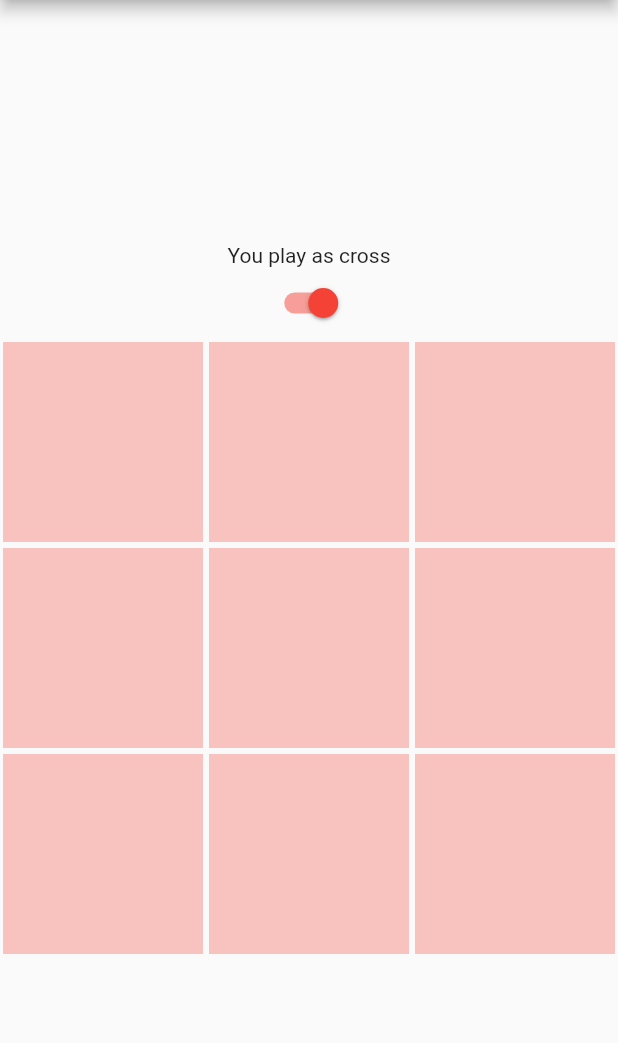
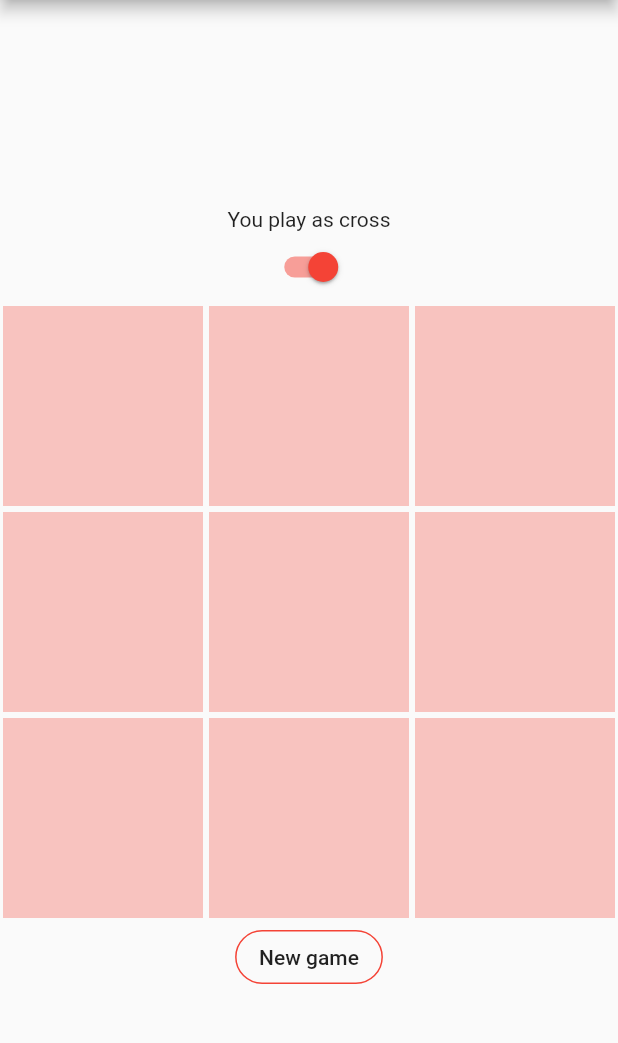
Before and after one commit to klaud-skora/TicTacToe, a Flutter app: the screen it shows after launch, on a phone screen of 412 x 824 dp, the part 84-1127 px from its top. Run offline on Flutter 3.47's test engine with Material 2 defaults, Android fonts, the phone set to English and light mode, and no system bars.

Commit message:
Add button for new game and fix statements info

```diff
--- a/lib/logic/tic_tac_toe.dart
+++ b/lib/logic/tic_tac_toe.dart
@@ -2,13 +2,14 @@ import 'dart:math';
 
 class TicTacToe {
   List<int> _freeFields = [0, 1, 2, 3, 4, 5, 6, 7, 8]; //indexes of free fields
-  List<String> _moves = ['', '', '', '', '', '', '', '', '' ]; // content for fields
+  List<String> _moves = ['', '', '', '', '', '', '', '', '']; // content for fields
   List<int> _playerMoves = [];
   List<int> _computerMoves = [];
 
   String _playerSign = 'x';
   String _computerSign = 'o';
   String winner = '';
+  String draw = 'It\'s a draw';
 
   String get playerSign => _playerSign;
   String get computerSign => _computerSign;
@@ -60,12 +61,15 @@ class TicTacToe {
       ((index == 0 &&  moves[index + 4] == sign && moves[index + 8] == sign ) || (index == 4 &&  moves[index - 4] == sign && moves[index + 4] == sign ) || (index == 8 &&  moves[index - 4] == sign && moves[index - 8] == sign) )
       ) {
         winner = '\'' +  sign + '\'' + ' wins';
+    } else if(_freeFields.length == 0 ) {
+      winner = 'It\s a draw !';
     }
   }
 
   clearGame() {
     _freeFields = [0, 1, 2, 3, 4, 5, 6, 7, 8];
     _moves = ['', '', '', '', '', '', '', '', ''];
+    winner = '';
   }
 
 }
--- a/lib/ui/home_page.dart
+++ b/lib/ui/home_page.dart
@@ -16,13 +16,13 @@ class _MyHomePageState extends State<MyHomePage> {
   TicTacToe game = TicTacToe();
   String result = '';
 
-
   @override
   Widget build(BuildContext context) {
     void _makeMove(index) {
       setState(() {
         game.setMove(game.playerSign, index);
-        game.freeFields.length > 0  && game.winner != game.playerSign ? game.computerMove() : result = 'End of game!';
+        game.freeFields.length > 0  && game.winner != game.playerSign ? game.computerMove()
+        : result = 'End of game';
       });
     }
 
@@ -55,7 +55,7 @@ class _MyHomePageState extends State<MyHomePage> {
               scrollDirection: Axis.vertical,
               itemCount: 9,
               itemBuilder: (contex, index) => GestureDetector(
-                onTap: game.freeFields.contains(index) ? () {
+                onTap: game.freeFields.contains(index) && game.winner == '' ? () {
                   _makeMove(index);
                 } : null,
                 child: Container(
@@ -74,6 +74,21 @@ class _MyHomePageState extends State<MyHomePage> {
                 ),
               ),
             ),
+            FlatButton(
+              onPressed: () {
+                setState(() {
+                  result = '';
+                  game.clearGame();
+                });
+              },
+              child: Text('New game'),
+              shape: RoundedRectangleBorder(
+                side: BorderSide(
+                color: Colors.red,
+              ),
+              borderRadius: BorderRadius.circular(30.0),
+              ),
+            ),
           ],
         ),
       ),
```
